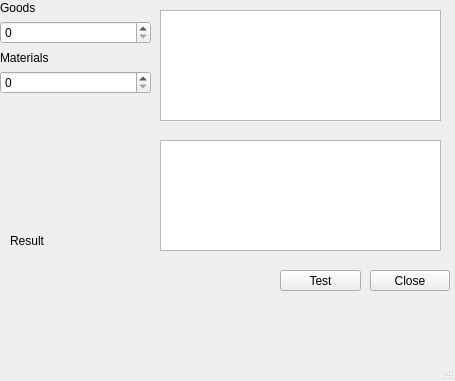
First picture: the form in mainwindow.ui, repository chrob6/Boil_Project_Assortment, before the edit.
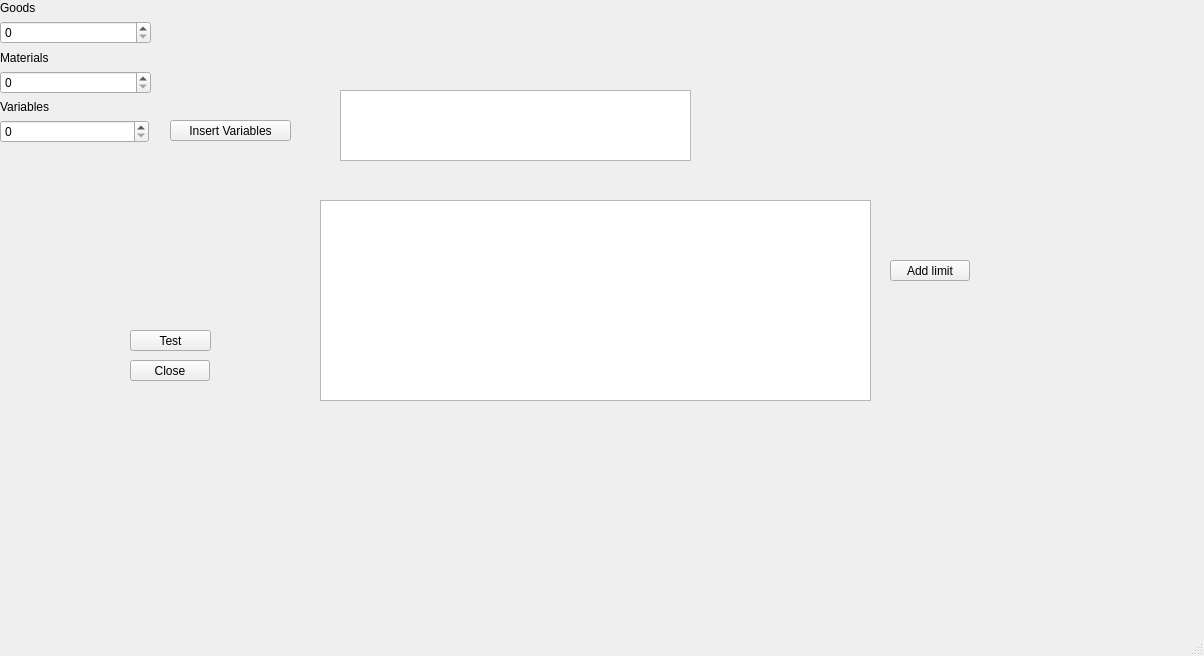
Second picture: the form after the edit.

Diff of the .ui file:
```diff
--- a/mainwindow.ui
+++ b/mainwindow.ui
@@ -6,8 +6,8 @@
    <rect>
     <x>0</x>
     <y>0</y>
-    <width>455</width>
-    <height>381</height>
+    <width>1204</width>
+    <height>656</height>
    </rect>
   </property>
   <property name="windowTitle">
@@ -17,8 +17,8 @@
    <widget class="QPushButton" name="pushButton">
     <property name="geometry">
      <rect>
-      <x>370</x>
-      <y>270</y>
+      <x>130</x>
+      <y>360</y>
       <width>80</width>
       <height>21</height>
      </rect>
@@ -30,8 +30,8 @@
    <widget class="QPushButton" name="startTest">
     <property name="geometry">
      <rect>
-      <x>280</x>
-      <y>270</y>
+      <x>130</x>
+      <y>330</y>
       <width>81</width>
       <height>21</height>
      </rect>
@@ -40,19 +40,6 @@
      <string>Test</string>
     </property>
    </widget>
-   <widget class="QLabel" name="result">
-    <property name="geometry">
-     <rect>
-      <x>10</x>
-      <y>200</y>
-      <width>141</width>
-      <height>81</height>
-     </rect>
-    </property>
-    <property name="text">
-     <string>Result</string>
-    </property>
-   </widget>
    <widget class="QWidget" name="verticalLayoutWidget">
     <property name="geometry">
      <rect>
@@ -88,23 +75,72 @@
    <widget class="QTableWidget" name="tableWidget">
     <property name="geometry">
      <rect>
-      <x>160</x>
-      <y>10</y>
-      <width>281</width>
-      <height>111</height>
+      <x>320</x>
+      <y>200</y>
+      <width>551</width>
+      <height>201</height>
      </rect>
     </property>
    </widget>
-   <widget class="QTableWidget" name="tableWidget_2">
+   <widget class="QSpinBox" name="spinBox_3">
     <property name="geometry">
      <rect>
-      <x>160</x>
-      <y>140</y>
-      <width>281</width>
-      <height>111</height>
+      <x>0</x>
+      <y>120</y>
+      <width>149</width>
+      <height>23</height>
      </rect>
     </property>
    </widget>
+   <widget class="QLabel" name="result_4">
+    <property name="geometry">
+     <rect>
+      <x>0</x>
+      <y>100</y>
+      <width>149</width>
+      <height>14</height>
+     </rect>
+    </property>
+    <property name="text">
+     <string>Variables</string>
+    </property>
+   </widget>
+   <widget class="QTableWidget" name="table_max_function">
+    <property name="geometry">
+     <rect>
+      <x>340</x>
+      <y>90</y>
+      <width>351</width>
+      <height>71</height>
+     </rect>
+    </property>
+   </widget>
+   <widget class="QPushButton" name="get_variables">
+    <property name="geometry">
+     <rect>
+      <x>170</x>
+      <y>120</y>
+      <width>121</width>
+      <height>21</height>
+     </rect>
+    </property>
+    <property name="text">
+     <string>Insert Variables</string>
+    </property>
+   </widget>
+   <widget class="QPushButton" name="add_limit">
+    <property name="geometry">
+     <rect>
+      <x>890</x>
+      <y>260</y>
+      <width>80</width>
+      <height>21</height>
+     </rect>
+    </property>
+    <property name="text">
+     <string>Add limit</string>
+    </property>
+   </widget>
   </widget>
   <widget class="QMenuBar" name="menubar">
    <property name="geometry">
```
Left out of the diff: 10 changed lines with no effect on the pictures.
